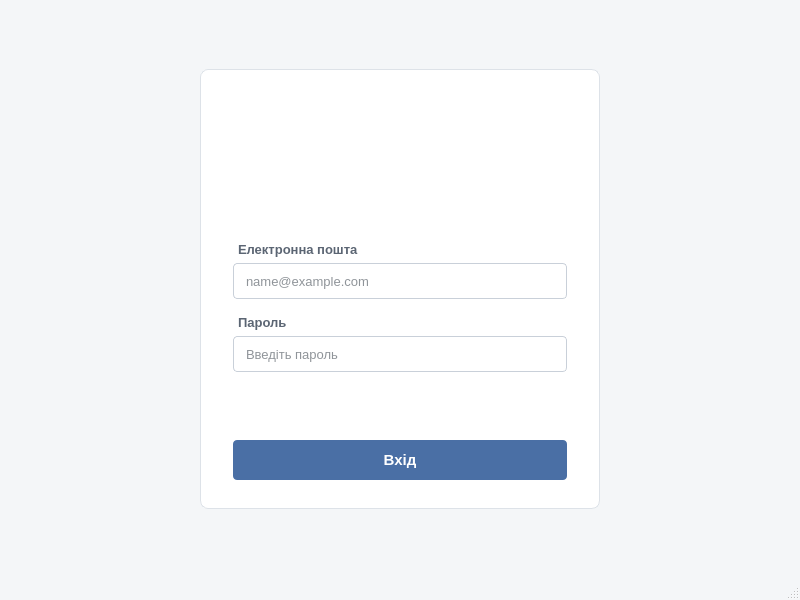
The window that mainwindow.ui (lopez1k/kursova) describes before a commit, drawn with Qt 5.
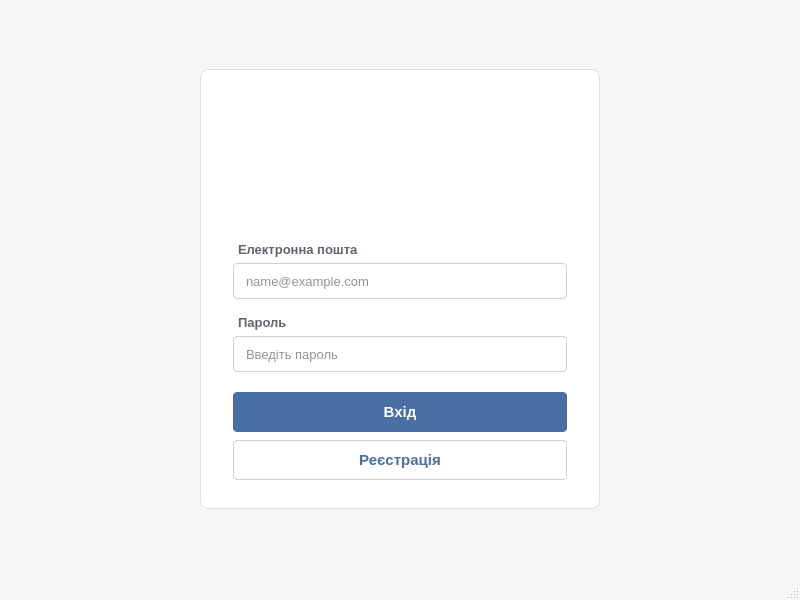
The same window after the commit. Icons and pictures are not drawn.

```diff
--- a/mainwindow.ui
+++ b/mainwindow.ui
@@ -40,6 +40,14 @@
 QPushButton#pushButton:hover   { background: #3F5F8F; }
 QPushButton#pushButton:pressed { background: #34507A; }
 QPushButton#pushButton:disabled { background: #A9B8CC; }
+
+/* ---- Кнопка реєстрації ---- */
+QPushButton#btnRegister {
+    background: #FFFFFF; color: #4A6FA5; border: 1px solid #C9D0D9; border-radius: 4px;
+    padding: 9px 14px; font-size: 11pt; font-weight: 600;
+}
+QPushButton#btnRegister:hover   { background: #EEF3FA; border-color: #A9B8CC; }
+QPushButton#btnRegister:pressed { background: #DFE7F2; }
 </string>
   </property>
   <widget class="QWidget" name="centralwidget">
@@ -244,6 +252,38 @@
          </property>
         </widget>
        </item>
+       <item>
+        <spacer name="buttonsGap">
+         <property name="orientation">
+          <enum>Qt::Orientation::Vertical</enum>
+         </property>
+         <property name="sizeType">
+          <enum>QSizePolicy::Policy::Fixed</enum>
+         </property>
+         <property name="sizeHint" stdset="0">
+          <size>
+           <width>20</width>
+           <height>8</height>
+          </size>
+         </property>
+        </spacer>
+       </item>
+       <item>
+        <widget class="QPushButton" name="btnRegister">
+         <property name="minimumSize">
+          <size>
+           <width>0</width>
+           <height>40</height>
+          </size>
+         </property>
+         <property name="cursor">
+          <cursorShape>PointingHandCursor</cursorShape>
+         </property>
+         <property name="text">
+          <string>Реєстрація</string>
+         </property>
+        </widget>
+       </item>
       </layout>
      </widget>
     </item>
```
Left out of the diff: 2 changed lines with no effect on the pictures.
